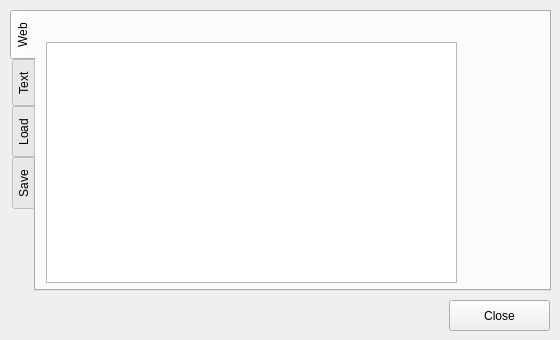
shogimaru/shogimaru, file forms/recorddialog.ui: the form before one commit.
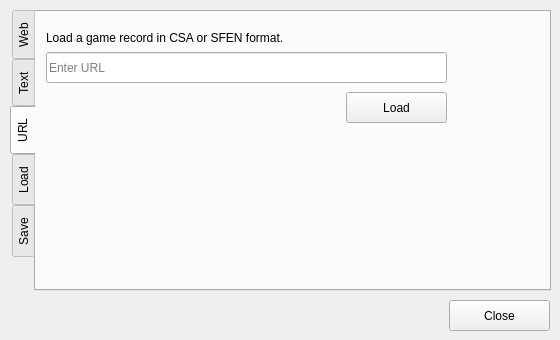
The form after the commit. The open tabs and pages were chosen to show the change.

Commit message: Add to load csa specified by URL.

What changed in the file:
```diff
--- a/forms/recorddialog.ui
+++ b/forms/recorddialog.ui
@@ -111,6 +111,56 @@
      </property>
     </widget>
    </widget>
+   <widget class="QWidget" name="tabUrl">
+    <attribute name="title">
+     <string>URL</string>
+    </attribute>
+    <widget class="QLabel" name="labelUrl">
+     <property name="geometry">
+      <rect>
+       <x>10</x>
+       <y>10</y>
+       <width>391</width>
+       <height>31</height>
+      </rect>
+     </property>
+     <property name="text">
+      <string>Load a game record in CSA or SFEN format.</string>
+     </property>
+    </widget>
+    <widget class="QLineEdit" name="urlLineEdit">
+     <property name="geometry">
+      <rect>
+       <x>10</x>
+       <y>40</y>
+       <width>401</width>
+       <height>31</height>
+      </rect>
+     </property>
+     <property name="inputMask">
+      <string/>
+     </property>
+     <property name="text">
+      <string/>
+     </property>
+     <property name="placeholderText">
+      <string>Enter URL</string>
+     </property>
+    </widget>
+    <widget class="QPushButton" name="loadUrlButton">
+     <property name="geometry">
+      <rect>
+       <x>310</x>
+       <y>80</y>
+       <width>101</width>
+       <height>31</height>
+      </rect>
+     </property>
+     <property name="text">
+      <string>Load</string>
+     </property>
+    </widget>
+   </widget>
    <widget class="QWidget" name="tabUpload">
     <attribute name="title">
      <string>Load</string>
```
Left out of the diff: 2 changed lines with no effect on the pictures. The commit also changes 4 other files.
